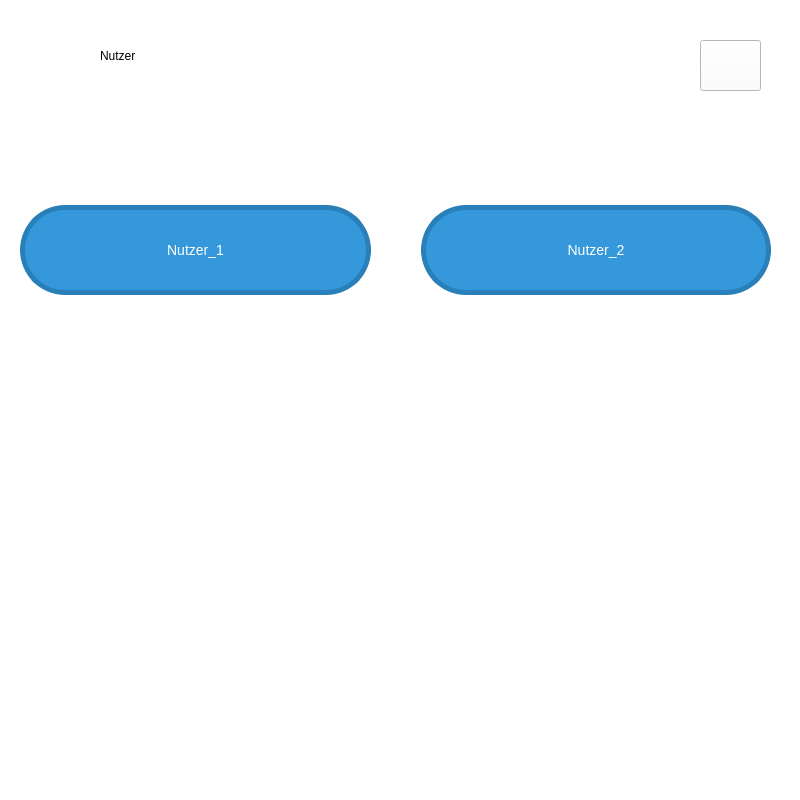
smigalski/iFridge, file src/Nutzerfenster.ui: the form before one commit.
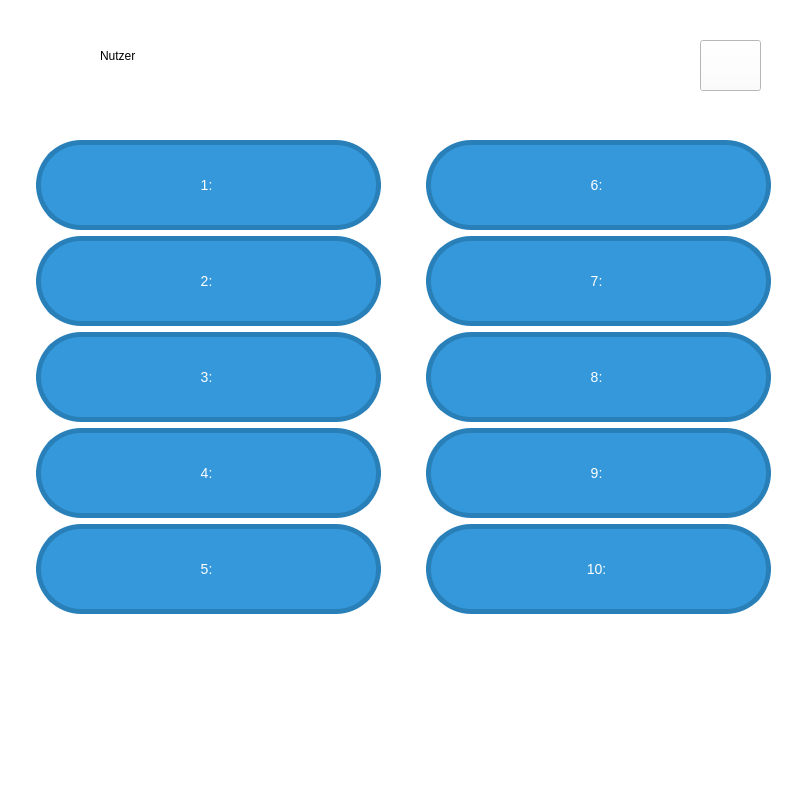
The form after the commit. Icons and pictures are not drawn.

Commit message: Änderung der UI auf 10 Nutzerbuttons

Diff of the .ui file:
```diff
--- a/src/Nutzerfenster.ui
+++ b/src/Nutzerfenster.ui
@@ -68,20 +68,17 @@
   <widget class="QWidget" name="layoutWidget">
    <property name="geometry">
     <rect>
-     <x>20</x>
-     <y>110</y>
-     <width>751</width>
-     <height>281</height>
+     <x>30</x>
+     <y>140</y>
+     <width>351</width>
+     <height>641</height>
     </rect>
    </property>
-   <layout class="QHBoxLayout" name="horizontalLayout">
-    <property name="spacing">
-     <number>50</number>
-    </property>
+   <layout class="QFormLayout" name="formLayout">
     <property name="rightMargin">
      <number>0</number>
     </property>
-    <item>
+    <item row="0" column="1">
      <widget class="QPushButton" name="pushButton_1">
       <property name="styleSheet">
        <string notr="true">QPushButton {
@@ -100,11 +97,11 @@
 }</string>
       </property>
       <property name="text">
-       <string>Nutzer_1</string>
+       <string>1: </string>
       </property>
      </widget>
     </item>
-    <item>
+    <item row="1" column="1">
      <widget class="QPushButton" name="pushButton_2">
       <property name="styleSheet">
        <string notr="true">QPushButton {
@@ -123,7 +120,76 @@
 }</string>
       </property>
       <property name="text">
-       <string>Nutzer_2</string>
+       <string>2: </string>
+      </property>
+     </widget>
+    </item>
+    <item row="2" column="1">
+     <widget class="QPushButton" name="pushButton_3">
+      <property name="styleSheet">
+       <string notr="true">QPushButton {
+	font: 75 9pt &quot;Terminal&quot;;
+    border-radius: 45px; /* Setzen Sie den Radius auf die Hälfte der Breite und Höhe, um einen Kreis zu erstellen */
+    background-color: #3498db; /* Farbe des Kreises */
+    color: white; /* Farbe des Textes im Kreis */
+    border: 5px solid #2980b9; /* Optional: Rand des Kreises */
+    width: 80px; /* Breite des Kreises */
+    height: 80px; /* Höhe des Kreises */
+    font-size: 14px; /* Schriftgröße des Textes im Kreis */
+}
+
+QPushButton:pressed {
+    background-color: #2980b9; /* Farbe des Kreises beim Drücken */
+}</string>
+      </property>
+      <property name="text">
+       <string>3: </string>
+      </property>
+     </widget>
+    </item>
+    <item row="3" column="1">
+     <widget class="QPushButton" name="pushButton_4">
+      <property name="styleSheet">
+       <string notr="true">QPushButton {
+	font: 75 9pt &quot;Terminal&quot;;
+    border-radius: 45px; /* Setzen Sie den Radius auf die Hälfte der Breite und Höhe, um einen Kreis zu erstellen */
+    background-color: #3498db; /* Farbe des Kreises */
+    color: white; /* Farbe des Textes im Kreis */
+    border: 5px solid #2980b9; /* Optional: Rand des Kreises */
+    width: 80px; /* Breite des Kreises */
+    height: 80px; /* Höhe des Kreises */
+    font-size: 14px; /* Schriftgröße des Textes im Kreis */
+}
+
+QPushButton:pressed {
+    background-color: #2980b9; /* Farbe des Kreises beim Drücken */
+}</string>
+      </property>
+      <property name="text">
+       <string>4: </string>
+      </property>
+     </widget>
+    </item>
+    <item row="4" column="1">
+     <widget class="QPushButton" name="pushButton_5">
+      <property name="styleSheet">
+       <string notr="true">QPushButton {
+	font: 75 9pt &quot;Terminal&quot;;
+    border-radius: 45px; /* Setzen Sie den Radius auf die Hälfte der Breite und Höhe, um einen Kreis zu erstellen */
+    background-color: #3498db; /* Farbe des Kreises */
+    color: white; /* Farbe des Textes im Kreis */
+    border: 5px solid #2980b9; /* Optional: Rand des Kreises */
+    width: 80px; /* Breite des Kreises */
+    height: 80px; /* Höhe des Kreises */
+    font-size: 14px; /* Schriftgröße des Textes im Kreis */
+}
+
+QPushButton:pressed {
+    background-color: #2980b9; /* Farbe des Kreises beim Drücken */
+}</string>
+      </property>
+      <property name="text">
+       <string>5: </string>
       </property>
      </widget>
     </item>
@@ -155,6 +221,136 @@
     </size>
    </property>
   </widget>
+  <widget class="QWidget" name="layoutWidget_2">
+   <property name="geometry">
+    <rect>
+     <x>420</x>
+     <y>140</y>
+     <width>351</width>
+     <height>641</height>
+    </rect>
+   </property>
+   <layout class="QFormLayout" name="formLayout_2">
+    <property name="rightMargin">
+     <number>0</number>
+    </property>
+    <item row="0" column="1">
+     <widget class="QPushButton" name="pushButton_6">
+      <property name="styleSheet">
+       <string notr="true">QPushButton {
+	font: 75 9pt &quot;Terminal&quot;;
+    border-radius: 45px; /* Setzen Sie den Radius auf die Hälfte der Breite und Höhe, um einen Kreis zu erstellen */
+    background-color: #3498db; /* Farbe des Kreises */
+    color: white; /* Farbe des Textes im Kreis */
+    border: 5px solid #2980b9; /* Optional: Rand des Kreises */
+    width: 80px; /* Breite des Kreises */
+    height: 80px; /* Höhe des Kreises */
+    font-size: 14px; /* Schriftgröße des Textes im Kreis */
+}
+
+QPushButton:pressed {
+    background-color: #2980b9; /* Farbe des Kreises beim Drücken */
+}</string>
+      </property>
+      <property name="text">
+       <string>6: </string>
+      </property>
+     </widget>
+    </item>
+    <item row="1" column="1">
+     <widget class="QPushButton" name="pushButton_7">
+      <property name="styleSheet">
+       <string notr="true">QPushButton {
+	font: 75 9pt &quot;Terminal&quot;;
+    border-radius: 45px; /* Setzen Sie den Radius auf die Hälfte der Breite und Höhe, um einen Kreis zu erstellen */
+    background-color: #3498db; /* Farbe des Kreises */
+    color: white; /* Farbe des Textes im Kreis */
+    border: 5px solid #2980b9; /* Optional: Rand des Kreises */
+    width: 80px; /* Breite des Kreises */
+    height: 80px; /* Höhe des Kreises */
+    font-size: 14px; /* Schriftgröße des Textes im Kreis */
+}
+
+QPushButton:pressed {
+    background-color: #2980b9; /* Farbe des Kreises beim Drücken */
+}</string>
+      </property>
+      <property name="text">
+       <string>7: </string>
+      </property>
+     </widget>
+    </item>
+    <item row="2" column="1">
+     <widget class="QPushButton" name="pushButton_8">
+      <property name="styleSheet">
+       <string notr="true">QPushButton {
+	font: 75 9pt &quot;Terminal&quot;;
+    border-radius: 45px; /* Setzen Sie den Radius auf die Hälfte der Breite und Höhe, um einen Kreis zu erstellen */
+    background-color: #3498db; /* Farbe des Kreises */
+    color: white; /* Farbe des Textes im Kreis */
+    border: 5px solid #2980b9; /* Optional: Rand des Kreises */
+    width: 80px; /* Breite des Kreises */
+    height: 80px; /* Höhe des Kreises */
+    font-size: 14px; /* Schriftgröße des Textes im Kreis */
+}
+
+QPushButton:pressed {
+    background-color: #2980b9; /* Farbe des Kreises beim Drücken */
+}</string>
+      </property>
+      <property name="text">
+       <string>8: </string>
+      </property>
+     </widget>
+    </item>
+    <item row="3" column="1">
+     <widget class="QPushButton" name="pushButton_9">
+      <property name="styleSheet">
+       <string notr="true">QPushButton {
+	font: 75 9pt &quot;Terminal&quot;;
+    border-radius: 45px; /* Setzen Sie den Radius auf die Hälfte der Breite und Höhe, um einen Kreis zu erstellen */
+    background-color: #3498db; /* Farbe des Kreises */
+    color: white; /* Farbe des Textes im Kreis */
+    border: 5px solid #2980b9; /* Optional: Rand des Kreises */
+    width: 80px; /* Breite des Kreises */
+    height: 80px; /* Höhe des Kreises */
+    font-size: 14px; /* Schriftgröße des Textes im Kreis */
+}
+
+QPushButton:pressed {
+    background-color: #2980b9; /* Farbe des Kreises beim Drücken */
+}</string>
+      </property>
+      <property name="text">
+       <string>9: </string>
+      </property>
+     </widget>
+    </item>
+    <item row="4" column="1">
+     <widget class="QPushButton" name="pushButton_10">
+      <property name="styleSheet">
+       <string notr="true">QPushButton {
+	font: 75 9pt &quot;Terminal&quot;;
+    border-radius: 45px; /* Setzen Sie den Radius auf die Hälfte der Breite und Höhe, um einen Kreis zu erstellen */
+    background-color: #3498db; /* Farbe des Kreises */
+    color: white; /* Farbe des Textes im Kreis */
+    border: 5px solid #2980b9; /* Optional: Rand des Kreises */
+    width: 80px; /* Breite des Kreises */
+    height: 80px; /* Höhe des Kreises */
+    font-size: 14px; /* Schriftgröße des Textes im Kreis */
+}
+
+QPushButton:pressed {
+    background-color: #2980b9; /* Farbe des Kreises beim Drücken */
+}</string>
+      </property>
+      <property name="text">
+       <string>10: </string>
+      </property>
+     </widget>
+    </item>
+   </layout>
+  </widget>
  </widget>
  <resources/>
  <connections/>
```
